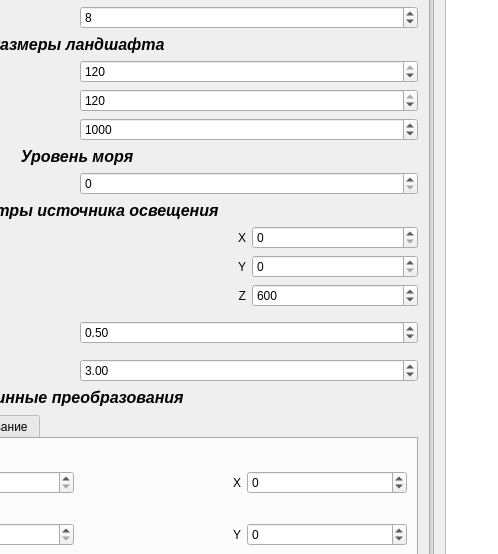
Qt form landscape_generator/mainwindow.ui (nikitalystsev/cg_course) before a commit; both pictures show x 273 to 771 and y 173 to 727 of the 1408 by 839 pixel window.
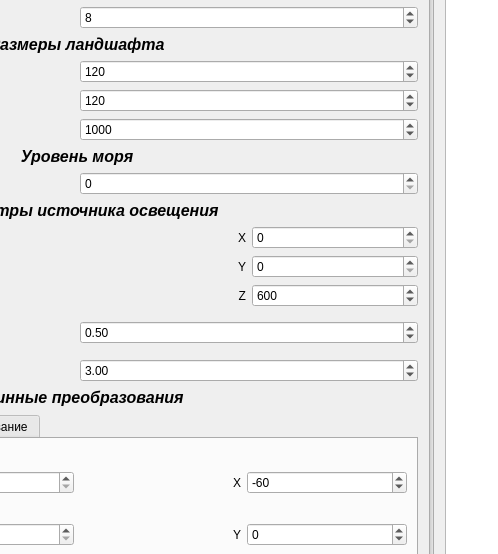
The same form after that commit. The open tabs and pages were chosen to show the change.

Commit message: оптимизирую функцию рендеринга

```diff
--- a/landscape_generator/mainwindow.ui
+++ b/landscape_generator/mainwindow.ui
@@ -195,7 +195,7 @@
         <item row="1" column="1">
          <widget class="QSpinBox" name="lenghtSpinBox">
           <property name="maximum">
-           <number>120</number>
+           <number>150</number>
           </property>
           <property name="value">
            <number>120</number>
@@ -205,7 +205,7 @@
         <item row="0" column="1">
          <widget class="QSpinBox" name="widthSpinBox">
           <property name="maximum">
-           <number>120</number>
+           <number>150</number>
           </property>
           <property name="value">
            <number>120</number>
@@ -498,7 +498,7 @@
                <number>180</number>
               </property>
               <property name="value">
-               <number>0</number>
+               <number>-60</number>
               </property>
              </widget>
             </item>
```
Left out of the diff: 2 changed lines with no effect on the pictures. The commit also changes 2 other files.
